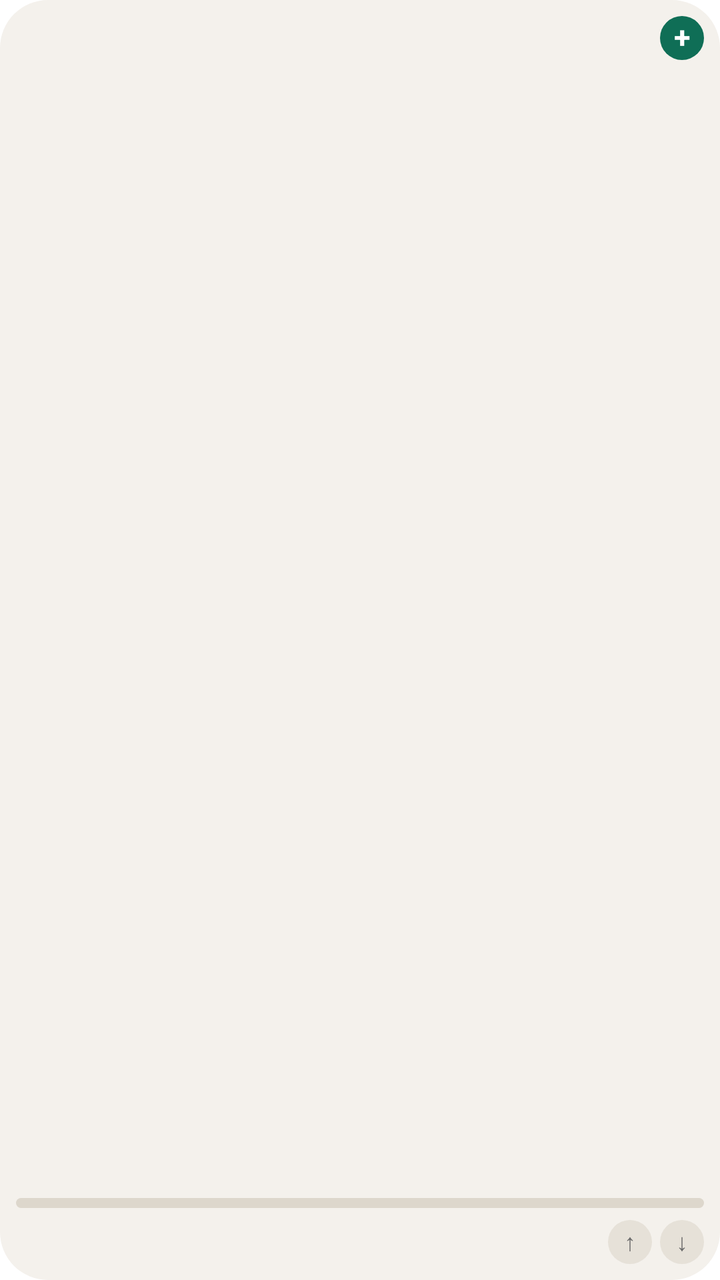
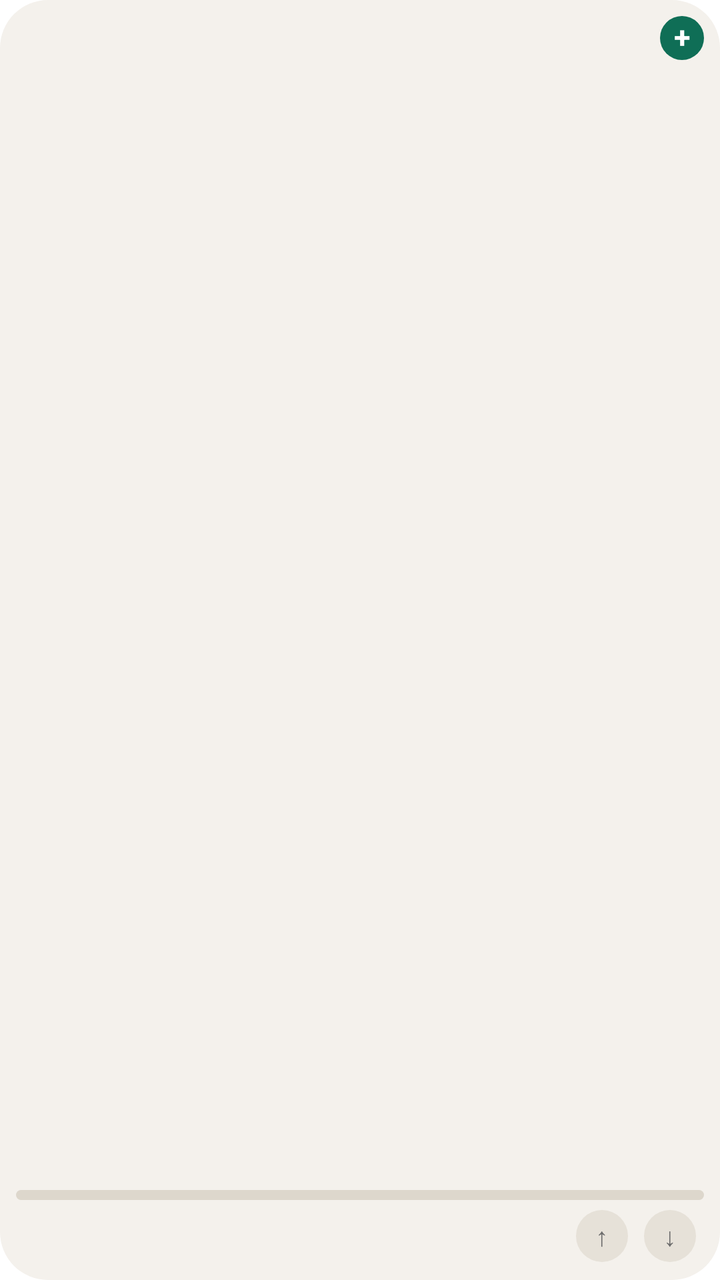

Compare the two renders of this Android layout. The source of the first and the diff that turns it into the second are given below.
<!-- AndroidManifest.xml: fallback theme Theme.MaterialComponents.DayNight.NoActionBar -->
<!-- res/layout/ww_widget_small.xml -->
<?xml version="1.0" encoding="utf-8"?>
<LinearLayout xmlns:android="http://schemas.android.com/apk/res/android"
    android:id="@+id/ww_root"
    android:layout_width="match_parent"
    android:layout_height="match_parent"
    android:background="@drawable/ww_widget_bg"
    android:orientation="vertical"
    android:padding="8dp">

    <LinearLayout
        android:layout_width="match_parent"
        android:layout_height="0dp"
        android:layout_weight="1"
        android:orientation="horizontal">

        <ImageView
            android:id="@+id/ww_cover_image"
            android:layout_width="wrap_content"
            android:layout_height="wrap_content"
            android:layout_marginEnd="8dp"
            android:contentDescription="Book cover"
            android:scaleType="fitCenter"
            android:visibility="gone" />

        <LinearLayout
            android:layout_width="0dp"
            android:layout_height="wrap_content"
            android:layout_weight="1"
            android:orientation="vertical">

            <RelativeLayout
                android:layout_width="match_parent"
                android:layout_height="wrap_content">

                <TextView
                    android:id="@+id/ww_btn_add"
                    android:layout_width="22dp"
                    android:layout_height="22dp"
                    android:layout_alignParentEnd="true"
                    android:background="@drawable/ww_btn_primary"
                    android:contentDescription="Add a book"
                    android:gravity="center"
                    android:includeFontPadding="false"
                    android:text="+"
                    android:textColor="@color/ww_on_primary"
                    android:textSize="15sp"
                    android:textStyle="bold" />

                <TextView
                    android:id="@+id/ww_percent"
                    android:layout_width="wrap_content"
                    android:layout_height="wrap_content"
                    android:layout_centerVertical="true"
                    android:layout_marginEnd="4dp"
                    android:layout_toStartOf="@id/ww_btn_add"
                    android:ellipsize="end"
                    android:includeFontPadding="false"
                    android:maxLines="1"
                    android:textColor="@color/ww_on_surface"
                    android:textSize="18sp"
                    android:textStyle="bold" />
            </RelativeLayout>

            <TextView
                android:id="@+id/ww_title"
                android:layout_width="match_parent"
                android:layout_height="wrap_content"
                android:layout_marginTop="3dp"
                android:ellipsize="end"
                android:maxLines="2"
                android:textColor="@color/ww_on_surface"
                android:textSize="11sp"
                android:textStyle="bold" />

            <TextView
                android:id="@+id/ww_author"
                android:layout_width="match_parent"
                android:layout_height="wrap_content"
                android:layout_marginTop="2dp"
                android:ellipsize="end"
                android:maxLines="1"
                android:textColor="@color/ww_muted"
                android:textSize="10sp"
                android:visibility="gone" />
        </LinearLayout>
    </LinearLayout>

    <ProgressBar
        android:id="@+id/ww_progress"
        style="?android:attr/progressBarStyleHorizontal"
        android:layout_width="match_parent"
        android:layout_height="5dp"
        android:layout_marginTop="6dp"
        android:indeterminate="false"
        android:max="1000"
        android:maxHeight="5dp"
        android:minHeight="5dp"
        android:progress="0"
        android:progressDrawable="@drawable/ww_progress" />

    <RelativeLayout
        android:layout_width="match_parent"
        android:layout_height="wrap_content"
        android:layout_marginTop="6dp">

        <LinearLayout
            android:id="@+id/ww_arrows"
            android:layout_width="wrap_content"
            android:layout_height="wrap_content"
            android:layout_alignParentEnd="true"
            android:orientation="horizontal">

            <TextView
                android:id="@+id/ww_btn_prev"
                android:layout_width="22dp"
                android:layout_height="22dp"
                android:background="@drawable/ww_btn_neutral"
                android:contentDescription="Previous book"
                android:gravity="center"
                android:includeFontPadding="false"
                android:text="&#8593;"
                android:textColor="@color/ww_muted"
                android:textSize="12sp" />

            <TextView
                android:id="@+id/ww_btn_next"
                android:layout_width="22dp"
                android:layout_height="22dp"
                android:layout_marginStart="4dp"
                android:background="@drawable/ww_btn_neutral"
                android:contentDescription="Next book"
                android:gravity="center"
                android:includeFontPadding="false"
                android:text="&#8595;"
                android:textColor="@color/ww_muted"
                android:textSize="12sp" />
        </LinearLayout>

        <TextView
            android:id="@+id/ww_stat_left"
            android:layout_width="wrap_content"
            android:layout_height="wrap_content"
            android:layout_alignParentStart="true"
            android:layout_centerVertical="true"
            android:layout_marginEnd="4dp"
            android:layout_toStartOf="@id/ww_arrows"
            android:ellipsize="end"
            android:maxLines="1"
            android:textColor="@color/ww_muted"
            android:textSize="10sp" />
    </RelativeLayout>
</LinearLayout>
<!-- resources referenced by this layout -->
<resources>
  <color name="ww_muted">#6B6B6B</color>
  <color name="ww_on_primary">#FFFFFF</color>
  <color name="ww_on_surface">#1A1A1A</color>
  <!-- drawable ww_btn_neutral (drawable) -->
  <?xml version="1.0" encoding="utf-8"?>
  <shape xmlns:android="http://schemas.android.com/apk/res/android"
      android:shape="oval">
      <solid android:color="@color/ww_btn" />
  </shape>
  <!-- drawable ww_btn_primary (drawable) -->
  <?xml version="1.0" encoding="utf-8"?>
  <shape xmlns:android="http://schemas.android.com/apk/res/android"
      android:shape="oval">
      <solid android:color="@color/ww_primary" />
  </shape>
  <!-- drawable ww_progress (drawable) -->
  <?xml version="1.0" encoding="utf-8"?>
  <layer-list xmlns:android="http://schemas.android.com/apk/res/android">
      <item android:id="@android:id/background">
          <shape android:shape="rectangle">
              <solid android:color="@color/ww_track" />
              <corners android:radius="4dp" />
          </shape>
      </item>
      <item android:id="@android:id/progress">
          <clip>
              <shape android:shape="rectangle">
                  <solid android:color="@color/ww_primary" />
                  <corners android:radius="4dp" />
              </shape>
          </clip>
      </item>
  </layer-list>
  <!-- drawable ww_widget_bg (drawable) -->
  <?xml version="1.0" encoding="utf-8"?>
  <shape xmlns:android="http://schemas.android.com/apk/res/android"
      android:shape="rectangle">
      <solid android:color="@color/ww_widget_bg" />
      <corners android:radius="24dp" />
  </shape>
  <color name="ww_btn">#E6E1D8</color>
  <color name="ww_primary">#0F6E56</color>
  <color name="ww_track">#DDD7CC</color>
  <color name="ww_widget_bg">#F4F1EC</color>
</resources>

<!-- the commit's change to res/layout/ww_widget_small.xml (unified diff, before → after) -->
@@ -5,7 +5,10 @@
     android:layout_height="match_parent"
     android:background="@drawable/ww_widget_bg"
     android:orientation="vertical"
-    android:padding="8dp">
+    android:paddingStart="8dp"
+    android:paddingTop="8dp"
+    android:paddingEnd="8dp"
+    android:paddingBottom="0dp">
 
     <LinearLayout
         android:layout_width="match_parent"
@@ -100,40 +103,58 @@
 
     <RelativeLayout
         android:layout_width="match_parent"
-        android:layout_height="wrap_content"
-        android:layout_marginTop="6dp">
+        android:layout_height="40dp">
 
         <LinearLayout
             android:id="@+id/ww_arrows"
             android:layout_width="wrap_content"
-            android:layout_height="wrap_content"
+            android:layout_height="match_parent"
             android:layout_alignParentEnd="true"
             android:orientation="horizontal">
 
-            <TextView
-                android:id="@+id/ww_btn_prev"
-                android:layout_width="22dp"
-                android:layout_height="22dp"
-                android:background="@drawable/ww_btn_neutral"
+            <FrameLayout
+                android:id="@+id/ww_btn_prev_area"
+                android:layout_width="34dp"
+                android:layout_height="match_parent"
                 android:contentDescription="Previous book"
-                android:gravity="center"
-                android:includeFontPadding="false"
-                android:text="&#8593;"
-                android:textColor="@color/ww_muted"
-                android:textSize="12sp" />
+                android:paddingTop="4dp"
+                android:paddingBottom="8dp">
 
-            <TextView
-                android:id="@+id/ww_btn_next"
-                android:layout_width="22dp"
-                android:layout_height="22dp"
-                android:layout_marginStart="4dp"
-                android:background="@drawable/ww_btn_neutral"
+                <TextView
+                    android:id="@+id/ww_btn_prev"
+                    android:layout_width="26dp"
+                    android:layout_height="26dp"
+                    android:layout_gravity="center"
+                    android:background="@drawable/ww_btn_neutral"
+                    android:gravity="center"
+                    android:importantForAccessibility="no"
+                    android:includeFontPadding="false"
+                    android:text="&#8593;"
+                    android:textColor="@color/ww_muted"
+                    android:textSize="13sp" />
+            </FrameLayout>
+
+            <FrameLayout
+                android:id="@+id/ww_btn_next_area"
+                android:layout_width="34dp"
+                android:layout_height="match_parent"
                 android:contentDescription="Next book"
-                android:gravity="center"
-                android:includeFontPadding="false"
-                android:text="&#8595;"
-                android:textColor="@color/ww_muted"
-                android:textSize="12sp" />
+                android:paddingTop="4dp"
+                android:paddingBottom="8dp">
+
+                <TextView
+                    android:id="@+id/ww_btn_next"
+                    android:layout_width="26dp"
+                    android:layout_height="26dp"
+                    android:layout_gravity="center"
+                    android:background="@drawable/ww_btn_neutral"
+                    android:gravity="center"
+                    android:importantForAccessibility="no"
+                    android:includeFontPadding="false"
+                    android:text="&#8595;"
+                    android:textColor="@color/ww_muted"
+                    android:textSize="13sp" />
+            </FrameLayout>
         </LinearLayout>
 
         <TextView
@@ -143,6 +164,7 @@
             android:layout_alignParentStart="true"
             android:layout_centerVertical="true"
             android:layout_marginEnd="4dp"
+            android:layout_marginBottom="2dp"
             android:layout_toStartOf="@id/ww_arrows"
             android:ellipsize="end"
             android:maxLines="1"
